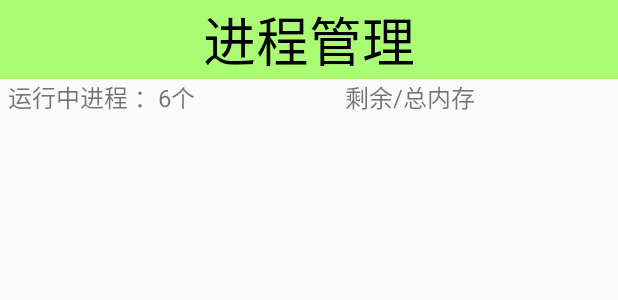
After one commit to wuyinlei/MobileSafe, an Android app: the layout activity_task_manager.xml on its own in the app's theme, with its tools: preview values and no code run, on a phone screen of 412 x 824 dp. The commit adds this screen. Shown: the top 300 px of the screen. Run offline under Robolectric (Android 15) with nearby library versions, the phone set to English and light mode, and no system bars.

Commit message:
完成获取系统内存、可用内存、系统进程数

```diff
--- a/build.gradle
+++ b/build.gradle
@@ -6,7 +6,7 @@ android {
 
     defaultConfig {
         applicationId "com.example.mobilesafe"
-        minSdkVersion 15
+        minSdkVersion 16
         targetSdkVersion 23
         versionCode 1
         versionName "1.0"
--- a/src/main/java/com/example/mobilesafe/activity/HomeActivity.java
+++ b/src/main/java/com/example/mobilesafe/activity/HomeActivity.java
@@ -60,6 +60,9 @@ public class HomeActivity extends AppCompatActivity {
                         break;
                     case 2:
                         startActivity(new Intent(HomeActivity.this, AppManagerActivity.class));
+                        break;
+                    case 3:
+                        startActivity(new Intent(HomeActivity.this,TaskManagerActivity.class));
                         break;
                     case 7:
                         startActivity(new Intent(HomeActivity.this, AToolsActivity.class));
--- a/src/main/java/com/example/mobilesafe/activity/SettingActivity.java
+++ b/src/main/java/com/example/mobilesafe/activity/SettingActivity.java
@@ -12,7 +12,7 @@ import android.widget.TextView;
 import com.example.mobilesafe.R;
 import com.example.mobilesafe.service.AddressService;
 import com.example.mobilesafe.service.CallSafeService;
-import com.example.mobilesafe.utils.ServiceStateUtils;
+import com.example.mobilesafe.utils.SystemInfoUtils;
 import com.example.mobilesafe.view.SettingClickView;
 import com.example.mobilesafe.view.SettingItemView;
 
@@ -90,7 +90,7 @@ public class SettingActivity extends AppCompatActivity {
     private void initCallSafe(){
 
         //根据归属地服务是否运行来更新选择框
-        boolean serviceRunning = ServiceStateUtils.isServiceRunning(this, "com.example.mobilesafe.service.CallSafeService");
+        boolean serviceRunning = SystemInfoUtils.isServiceRunning(this, "com.example.mobilesafe.service.CallSafeService");
 
         //判断该服务是否运行，如果没有运行，勾选框就会不勾选
         if (serviceRunning){
@@ -121,7 +121,7 @@ public class SettingActivity extends AppCompatActivity {
     private void initAddressService() {
 
         //根据归属地服务是否运行来更新选择框
-        boolean serviceRunning = ServiceStateUtils.isServiceRunning(this, "com.example.mobilesafe.service.AddressService");
+        boolean serviceRunning = SystemInfoUtils.isServiceRunning(this, "com.example.mobilesafe.service.AddressService");
 
         //判断该服务是否运行，如果没有运行，勾选框就会不勾选
         if (serviceRunning){
--- /dev/null
+++ b/src/main/res/layout/activity_task_manager.xml
@@ -0,0 +1,42 @@
+<?xml version="1.0" encoding="utf-8"?>
+<LinearLayout xmlns:android="http://schemas.android.com/apk/res/android"
+    android:layout_width="match_parent"
+    android:layout_height="match_parent"
+    android:orientation="vertical">
+
+    <TextView
+        style="@style/TitleStyle"
+        android:text="进程管理" />
+
+    <LinearLayout
+        android:layout_width="match_parent"
+        android:layout_height="wrap_content"
+        android:orientation="horizontal">
+
+        <TextView
+            android:id="@+id/tv_task_process_count"
+            android:layout_width="wrap_content"
+            android:layout_height="wrap_content"
+            android:layout_marginLeft="5dp"
+            android:layout_weight="1"
+            android:textSize="@dimen/txt_m"
+            android:text="运行中进程 ：6个" />
+
+        <TextView
+            android:textSize="@dimen/txt_m"
+            android:id="@+id/tv_task_memory"
+            android:layout_width="wrap_content"
+            android:layout_height="wrap_content"
+            android:layout_marginLeft="5dp"
+            android:layout_weight="1"
+            android:text="剩余/总内存" />
+    </LinearLayout>
+    <ListView
+        android:id="@+id/list_view"
+        android:layout_width="match_parent"
+        android:layout_height="match_parent">
+
+    </ListView>
+
+
+</LinearLayout>
```
Also changed, not shown: src/main/AndroidManifest.xml (+14 -5 lines), src/main/java/com/example/mobilesafe/activity/SplashActivity.java (+45 -0 lines), src/main/java/com/example/mobilesafe/activity/TaskManagerActivity.java (added, +132 -0 lines), src/main/java/com/example/mobilesafe/utils/Crypto.java (added, +72 -0 lines), src/main/java/com/example/mobilesafe/utils/SMSUtils.java (+4 -3 lines), src/main/java/com/example/mobilesafe/utils/ServiceStateUtils.java (deleted, +0 -46 lines), src/main/java/com/example/mobilesafe/utils/SystemInfoUtils.java (added, +129 -0 lines).
